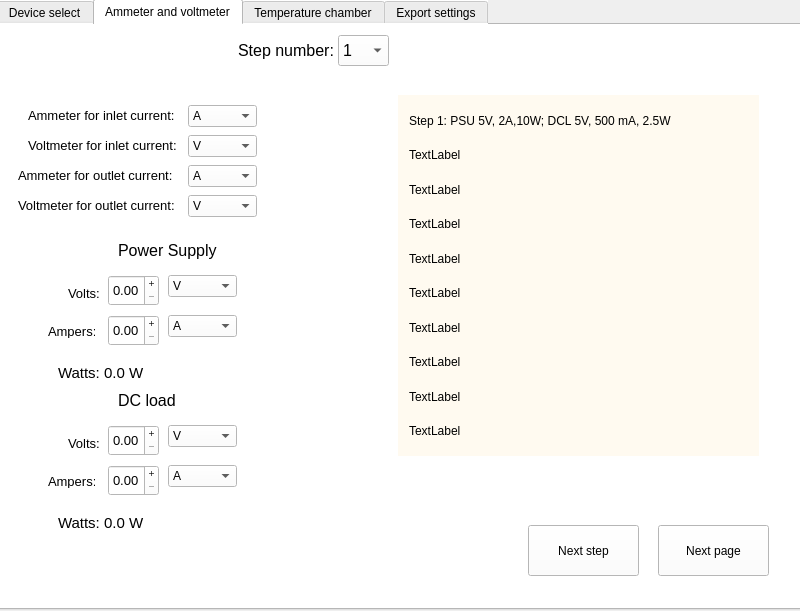
First picture: the form in BurySmartMeasure.ui, repository zielony414/Smart_measure, before the edit.
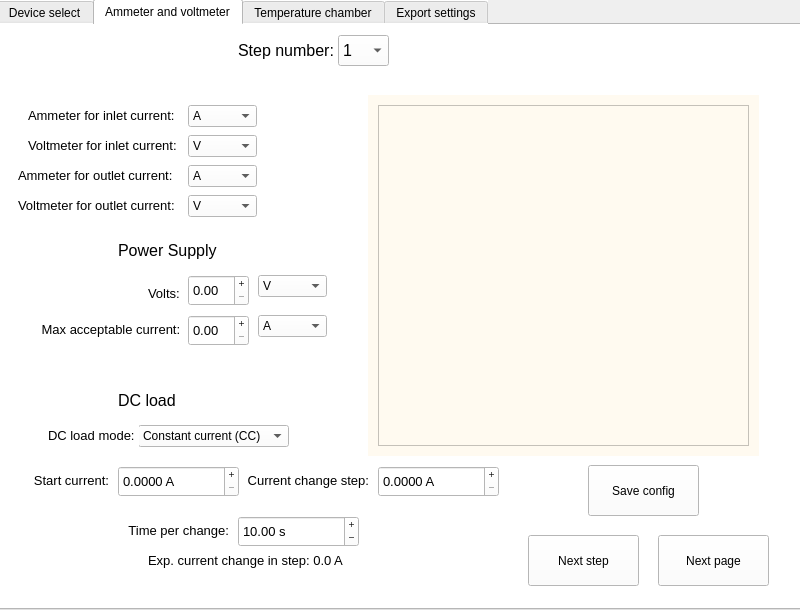
Second picture: the form after the edit. The open tabs and pages were chosen to show the change.

The edit to the form file:
```diff
--- a/BurySmartMeasure.ui
+++ b/BurySmartMeasure.ui
@@ -7,7 +7,7 @@
     <x>0</x>
     <y>0</y>
     <width>800</width>
-    <height>611</height>
+    <height>610</height>
    </rect>
   </property>
   <property name="windowTitle">
@@ -574,7 +574,7 @@
       <property name="geometry">
        <rect>
         <x>660</x>
-        <y>500</y>
+        <y>510</y>
         <width>111</width>
         <height>51</height>
        </rect>
@@ -587,7 +587,7 @@
       <property name="geometry">
        <rect>
         <x>530</x>
-        <y>500</y>
+        <y>510</y>
         <width>111</width>
         <height>51</height>
        </rect>
@@ -637,172 +637,48 @@
      <widget class="QWidget" name="steps_widget" native="true">
       <property name="geometry">
        <rect>
-        <x>400</x>
+        <x>370</x>
         <y>70</y>
-        <width>361</width>
+        <width>391</width>
         <height>361</height>
        </rect>
       </property>
       <property name="styleSheet">
        <string notr="true">background-color:#FFFAF0;</string>
       </property>
-      <layout class="QVBoxLayout">
-       <item>
-        <widget class="QLabel" name="step_1_lbl">
-         <property name="font">
-          <font>
-           <pointsize>9</pointsize>
-          </font>
-         </property>
-         <property name="text">
-          <string>Step 1: PSU 5V, 2A,10W; DCL 5V, 500 mA, 2.5W</string>
-         </property>
-        </widget>
-       </item>
-       <item>
-        <widget class="QLabel" name="step_2_lbl">
-         <property name="font">
-          <font>
-           <pointsize>9</pointsize>
-          </font>
-         </property>
-         <property name="text">
-          <string>TextLabel</string>
-         </property>
-        </widget>
-       </item>
-       <item>
-        <widget class="QLabel" name="step_3_lbl">
-         <property name="font">
-          <font>
-           <pointsize>9</pointsize>
-          </font>
-         </property>
-         <property name="text">
-          <string>TextLabel</string>
-         </property>
-        </widget>
-       </item>
-       <item>
-        <widget class="QLabel" name="step_4_lbl">
-         <property name="font">
-          <font>
-           <pointsize>9</pointsize>
-          </font>
-         </property>
-         <property name="text">
-          <string>TextLabel</string>
-         </property>
-        </widget>
-       </item>
-       <item>
-        <widget class="QLabel" name="step_5_lbl">
-         <property name="font">
-          <font>
-           <pointsize>9</pointsize>
-          </font>
-         </property>
-         <property name="text">
-          <string>TextLabel</string>
-         </property>
-        </widget>
-       </item>
-       <item>
-        <widget class="QLabel" name="step_6_lbl">
-         <property name="font">
-          <font>
-           <pointsize>9</pointsize>
-          </font>
-         </property>
-         <property name="text">
-          <string>TextLabel</string>
-         </property>
-        </widget>
-       </item>
-       <item>
-        <widget class="QLabel" name="step_7_lbl">
-         <property name="font">
-          <font>
-           <pointsize>9</pointsize>
-          </font>
-         </property>
-         <property name="text">
-          <string>TextLabel</string>
-         </property>
-        </widget>
-       </item>
-       <item>
-        <widget class="QLabel" name="step_8_lbl">
-         <property name="font">
-          <font>
-           <pointsize>9</pointsize>
-          </font>
-         </property>
-         <property name="text">
-          <string>TextLabel</string>
-         </property>
-        </widget>
-       </item>
-       <item>
-        <widget class="QLabel" name="step_9_lbl">
-         <property name="font">
-          <font>
-           <pointsize>9</pointsize>
-          </font>
-         </property>
-         <property name="text">
-          <string>TextLabel</string>
-         </property>
-        </widget>
-       </item>
-       <item>
-        <widget class="QLabel" name="step_10_lbl">
-         <property name="font">
-          <font>
-           <pointsize>9</pointsize>
-          </font>
-         </property>
-         <property name="text">
-          <string>TextLabel</string>
-         </property>
-        </widget>
-       </item>
-      </layout>
+      <widget class="QTextEdit" name="steps_textEdit">
+       <property name="geometry">
+        <rect>
+         <x>10</x>
+         <y>10</y>
+         <width>371</width>
+         <height>341</height>
+        </rect>
+       </property>
+       <property name="cursorWidth">
+        <number>0</number>
+       </property>
+       <property name="textInteractionFlags">
+        <set>Qt::NoTextInteraction</set>
+       </property>
+      </widget>
      </widget>
      <widget class="QWidget" name="PSU_widg" native="true">
       <property name="geometry">
        <rect>
         <x>30</x>
         <y>210</y>
-        <width>241</width>
-        <height>151</height>
+        <width>351</width>
+        <height>121</height>
        </rect>
       </property>
-      <widget class="QLabel" name="PSU_watts_lbl">
-       <property name="geometry">
-        <rect>
-         <x>30</x>
-         <y>130</y>
-         <width>161</width>
-         <height>16</height>
-        </rect>
-       </property>
-       <property name="font">
-        <font>
-         <pointsize>11</pointsize>
-        </font>
-       </property>
-       <property name="text">
-        <string>Watts: 0.0 W</string>
-       </property>
-      </widget>
       <widget class="QLabel" name="PSU_amp_lbl">
        <property name="geometry">
         <rect>
-         <x>20</x>
-         <y>90</y>
-         <width>47</width>
-         <height>13</height>
+         <x>10</x>
+         <y>79</y>
+         <width>151</width>
+         <height>31</height>
         </rect>
        </property>
        <property name="font">
@@ -811,13 +687,13 @@
         </font>
        </property>
        <property name="text">
-        <string>Ampers:</string>
+        <string> Max acceptable current:</string>
        </property>
       </widget>
       <widget class="QComboBox" name="PSU_volt_unit_combo">
        <property name="geometry">
         <rect>
-         <x>140</x>
+         <x>230</x>
          <y>40</y>
          <width>69</width>
          <height>22</height>
@@ -865,9 +741,9 @@
       <widget class="QDoubleSpinBox" name="PSU_amp_pwr_spb">
        <property name="geometry">
         <rect>
-         <x>80</x>
+         <x>160</x>
          <y>80</y>
-         <width>51</width>
+         <width>61</width>
          <height>31</height>
         </rect>
        </property>
@@ -892,7 +768,7 @@
       <widget class="QComboBox" name="PSU_amp_unit_combo">
        <property name="geometry">
         <rect>
-         <x>140</x>
+         <x>230</x>
          <y>80</y>
          <width>69</width>
          <height>22</height>
@@ -917,9 +793,9 @@
       <widget class="QDoubleSpinBox" name="PSU_volt_pwr_spb">
        <property name="geometry">
         <rect>
-         <x>80</x>
+         <x>160</x>
          <y>40</y>
-         <width>51</width>
+         <width>61</width>
          <height>31</height>
         </rect>
        </property>
@@ -944,7 +820,7 @@
       <widget class="QLabel" name="PSU_volt_lbl">
        <property name="geometry">
         <rect>
-         <x>40</x>
+         <x>120</x>
          <y>50</y>
          <width>31</width>
          <height>16</height>
@@ -965,76 +841,10 @@
        <rect>
         <x>30</x>
         <y>360</y>
-        <width>241</width>
-        <height>151</height>
+        <width>481</width>
+        <height>201</height>
        </rect>
       </property>
-      <widget class="QLabel" name="DCload_watts_lbl">
-       <property name="geometry">
-        <rect>
-         <x>30</x>
-         <y>130</y>
-         <width>161</width>
-         <height>16</height>
-        </rect>
-       </property>
-       <property name="font">
-        <font>
-         <pointsize>11</pointsize>
-        </font>
-       </property>
-       <property name="text">
-        <string>Watts: 0.0 W</string>
-       </property>
-      </widget>
-      <widget class="QLabel" name="DCload_amp_lbl">
-       <property name="geometry">
-        <rect>
-         <x>20</x>
-         <y>90</y>
-         <width>47</width>
-         <height>13</height>
-        </rect>
-       </property>
-       <property name="font">
-        <font>
-         <pointsize>10</pointsize>
-        </font>
-       </property>
-       <property name="text">
-        <string>Ampers:</string>
-       </property>
-      </widget>
-      <widget class="QComboBox" name="DCload_volt_unit_combo">
-       <property name="geometry">
-        <rect>
-         <x>140</x>
-         <y>40</y>
-         <width>69</width>
-         <height>22</height>
-        </rect>
-       </property>
-       <item>
-        <property name="text">
-         <string>V</string>
-        </property>
-       </item>
-       <item>
-        <property name="text">
-         <string>mV</string>
-        </property>
-       </item>
-       <item>
-        <property name="text">
-         <string>µV</string>
-        </property>
-       </item>
-       <item>
-        <property name="text">
-         <string>kV</string>
-        </property>
-       </item>
-      </widget>
       <widget class="QLabel" name="DCload_main_lbl">
        <property name="geometry">
         <rect>
@@ -1053,12 +863,15 @@
         <string>DC load</string>
        </property>
       </widget>
-      <widget class="QDoubleSpinBox" name="DCload_amp_load_spb">
+      <widget class="QLabel" name="DCload_step_info_lbl">
+       <property name="enabled">
+        <bool>true</bool>
+       </property>
        <property name="geometry">
         <rect>
-         <x>80</x>
-         <y>80</y>
-         <width>51</width>
+         <x>120</x>
+         <y>160</y>
+         <width>241</width>
          <height>31</height>
         </rect>
        </property>
@@ -1067,6 +880,27 @@
          <pointsize>10</pointsize>
         </font>
        </property>
+       <property name="text">
+        <string>Exp. current change in step: 0.0 A</string>
+       </property>
+      </widget>
+      <widget class="QDoubleSpinBox" name="DCload_start_spb">
+       <property name="enabled">
+        <bool>true</bool>
+       </property>
+       <property name="geometry">
+        <rect>
+         <x>90</x>
+         <y>81</y>
+         <width>121</width>
+         <height>31</height>
+        </rect>
+       </property>
+       <property name="font">
+        <font>
+         <pointsize>10</pointsize>
+        </font>
+       </property>
        <property name="wrapping">
         <bool>false</bool>
        </property>
@@ -1077,21 +911,129 @@
         <enum>QAbstractSpinBox::PlusMinus</enum>
        </property>
        <property name="suffix">
-        <string/>
+        <string> A </string>
        </property>
+       <property name="decimals">
+        <number>4</number>
+       </property>
+       <property name="minimum">
+        <double>0.000000000000000</double>
+       </property>
+       <property name="maximum">
+        <double>175.000000000000000</double>
+       </property>
+       <property name="singleStep">
+        <double>0.100000000000000</double>
+       </property>
+       <property name="value">
+        <double>0.000000000000000</double>
+       </property>
       </widget>
-      <widget class="QComboBox" name="DCload_amp_unit_combo">
+      <widget class="QDoubleSpinBox" name="DCload_step_spb">
+       <property name="enabled">
+        <bool>true</bool>
+       </property>
        <property name="geometry">
         <rect>
-         <x>140</x>
+         <x>350</x>
+         <y>81</y>
+         <width>121</width>
+         <height>31</height>
+        </rect>
+       </property>
+       <property name="font">
+        <font>
+         <pointsize>10</pointsize>
+        </font>
+       </property>
+       <property name="wrapping">
+        <bool>false</bool>
+       </property>
+       <property name="frame">
+        <bool>true</bool>
+       </property>
+       <property name="buttonSymbols">
+        <enum>QAbstractSpinBox::PlusMinus</enum>
+       </property>
+       <property name="suffix">
+        <string> A</string>
+       </property>
+       <property name="decimals">
+        <number>4</number>
+       </property>
+       <property name="minimum">
+        <double>0.000000000000000</double>
+       </property>
+       <property name="maximum">
+        <double>185.000000000000000</double>
+       </property>
+       <property name="singleStep">
+        <double>0.100000000000000</double>
+       </property>
+       <property name="value">
+        <double>0.000000000000000</double>
+       </property>
+      </widget>
+      <widget class="QLabel" name="DCload_step_lbl">
+       <property name="enabled">
+        <bool>true</bool>
+       </property>
+       <property name="geometry">
+        <rect>
+         <x>220</x>
          <y>80</y>
-         <width>69</width>
+         <width>121</width>
+         <height>31</height>
+        </rect>
+       </property>
+       <property name="font">
+        <font>
+         <pointsize>10</pointsize>
+        </font>
+       </property>
+       <property name="text">
+        <string>Current change step:</string>
+       </property>
+       <property name="alignment">
+        <set>Qt::AlignRight|Qt::AlignTrailing|Qt::AlignVCenter</set>
+       </property>
+      </widget>
+      <widget class="QLabel" name="DCload_start_lbl">
+       <property name="enabled">
+        <bool>true</bool>
+       </property>
+       <property name="geometry">
+        <rect>
+         <x>0</x>
+         <y>80</y>
+         <width>81</width>
+         <height>31</height>
+        </rect>
+       </property>
+       <property name="font">
+        <font>
+         <pointsize>10</pointsize>
+        </font>
+       </property>
+       <property name="text">
+        <string>Start current:</string>
+       </property>
+       <property name="alignment">
+        <set>Qt::AlignRight|Qt::AlignTrailing|Qt::AlignVCenter</set>
+       </property>
+      </widget>
+      <widget class="QComboBox" name="DCload_mode_combo">
+       <property name="geometry">
+        <rect>
+         <x>110</x>
+         <y>40</y>
+         <width>151</width>
          <height>22</height>
         </rect>
        </property>
        <item>
         <property name="text">
-         <string>A</string>
+         <string>Constant current (CC)</string>
         </property>
        </item>
        <item>
@@ -1105,12 +1047,33 @@
         </property>
        </item>
       </widget>
-      <widget class="QDoubleSpinBox" name="DCload_volt_load_spb">
+      <widget class="QLabel" name="DCload_mode_lbl">
        <property name="geometry">
         <rect>
-         <x>80</x>
+         <x>20</x>
          <y>40</y>
-         <width>51</width>
+         <width>91</width>
+         <height>21</height>
+        </rect>
+       </property>
+       <property name="font">
+        <font>
+         <pointsize>10</pointsize>
+        </font>
+       </property>
+       <property name="text">
+        <string>DC load mode:</string>
+       </property>
+      </widget>
+      <widget class="QDoubleSpinBox" name="DCload_time_spb">
+       <property name="enabled">
+        <bool>true</bool>
+       </property>
+       <property name="geometry">
+        <rect>
+         <x>210</x>
+         <y>131</y>
+         <width>121</width>
          <height>31</height>
         </rect>
        </property>
@@ -1129,16 +1092,31 @@
         <enum>QAbstractSpinBox::PlusMinus</enum>
        </property>
        <property name="suffix">
-        <string/>
+        <string> s</string>
+       </property>
+       <property name="minimum">
+        <double>0.000000000000000</double>
+       </property>
+       <property name="maximum">
+        <double>185.000000000000000</double>
+       </property>
+       <property name="singleStep">
+        <double>0.100000000000000</double>
+       </property>
+       <property name="value">
+        <double>10.000000000000000</double>
        </property>
       </widget>
-      <widget class="QLabel" name="DCload_volt_lbl">
+      <widget class="QLabel" name="DCload_time_lbl">
+       <property name="enabled">
+        <bool>true</bool>
+       </property>
        <property name="geometry">
         <rect>
-         <x>40</x>
-         <y>50</y>
-         <width>31</width>
-         <height>16</height>
+         <x>90</x>
+         <y>130</y>
+         <width>111</width>
+         <height>31</height>
         </rect>
        </property>
        <property name="font">
@@ -1147,10 +1125,42 @@
         </font>
        </property>
        <property name="text">
-        <string>Volts:</string>
+        <string>Time per change:</string>
+       </property>
+       <property name="alignment">
+        <set>Qt::AlignRight|Qt::AlignTrailing|Qt::AlignVCenter</set>
        </property>
       </widget>
      </widget>
+     <widget class="QPushButton" name="save_cfg_btn1">
+      <property name="geometry">
+       <rect>
+        <x>590</x>
+        <y>440</y>
+        <width>111</width>
+        <height>51</height>
+       </rect>
+      </property>
+      <property name="text">
+       <string>Save config</string>
+      </property>
+     </widget>
+     <zorder>amp_inlet_lbl</zorder>
+     <zorder>volt_inlet_lbl</zorder>
+     <zorder>amp_outlet_lbl</zorder>
+     <zorder>volt_outlet_lbl</zorder>
+     <zorder>amp_inlet_combo</zorder>
+     <zorder>amp_outlet_combo</zorder>
+     <zorder>volt_outlet_combo</zorder>
+     <zorder>volt_inlet_combo</zorder>
+     <zorder>next_pg1_btn</zorder>
+     <zorder>next_step1_btn</zorder>
+     <zorder>step_num1_lbl</zorder>
+     <zorder>step_num1_combo</zorder>
+     <zorder>PSU_widg</zorder>
+     <zorder>DCload_widg</zorder>
+     <zorder>steps_widget</zorder>
+     <zorder>save_cfg_btn1</zorder>
     </widget>
     <widget class="QWidget" name="temp_chamber_conf">
      <attribute name="title">
```
Left out of the diff: 283 changed lines with no effect on the pictures.
